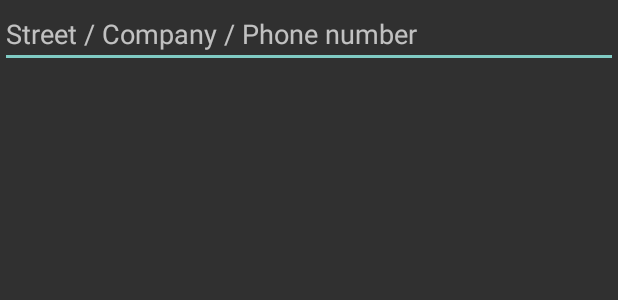
After one commit to dennisfransen/Movin, an Android app: the layout fragment_search.xml on its own in the app's theme, with its tools: preview values and no code run, on a phone screen of 412 x 824 dp. The commit adds this screen. Shown: the top 300 px of the screen. Run offline under Robolectric (Android 15) with nearby library versions, the phone set to English and light mode, and no system bars; Roboto replaces fonts that are not available here.

Commit message:
added searchfragment

```diff
--- /dev/null
+++ b/app/src/main/res/layout/fragment_search.xml
@@ -0,0 +1,18 @@
+<?xml version="1.0" encoding="utf-8"?>
+<FrameLayout xmlns:android="http://schemas.android.com/apk/res/android"
+    xmlns:tools="http://schemas.android.com/tools"
+    android:layout_width="match_parent"
+    android:layout_height="match_parent"
+    tools:context=".SearchFragment">
+
+
+    <EditText
+        android:id="@+id/search_field_et"
+        android:layout_width="match_parent"
+        android:layout_height="wrap_content"
+        android:autofillHints=""
+        android:backgroundTint="@color/colorAccent"
+        android:ems="10"
+        android:hint="@string/search_field_hints"
+        android:inputType="textPersonName" />
+</FrameLayout>
--- a/app/src/main/res/values/strings.xml
+++ b/app/src/main/res/values/strings.xml
@@ -21,4 +21,8 @@
     <string name="finish">Finish</string>
     <string name="about">About</string>
     <string name="settings">Settings</string>
+
+    <!-- TODO: Remove or change this placeholder text -->
+    <string name="hello_blank_fragment">Hello blank fragment</string>
+    <string name="search_field_hints">Street / Company / Phone number</string>
 </resources>
```
Also changed, not shown: app/src/main/java/dennisfransen/iths/se/movin/MainActivity.java (+15 -0 lines), app/src/main/java/dennisfransen/iths/se/movin/SearchFragment.java (added, +25 -0 lines), app/src/main/res/layout/activity_main.xml (+0 -13 lines), app/build.gradle (line endings or trailing spaces), app/src/main/res/drawable/logo.png (added).
